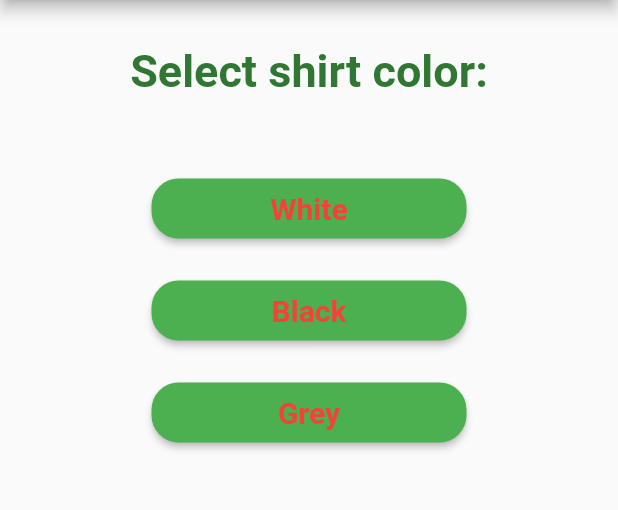
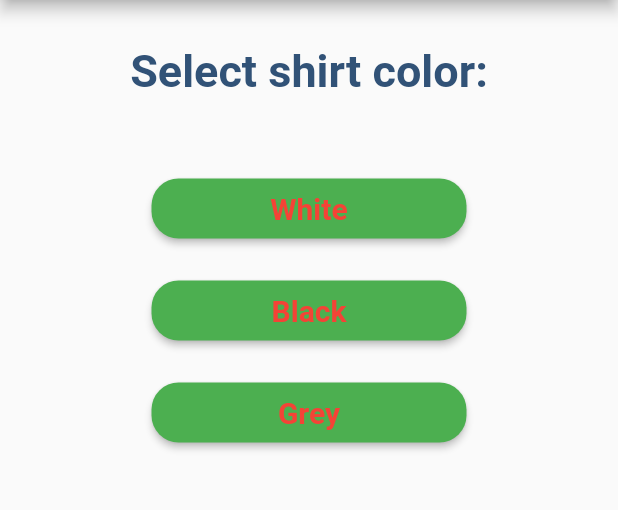
Before and after one commit to vviktorijaa/Mobile_Information_Systems, a Flutter app: the screen it shows after launch, on a phone screen of 412 x 824 dp, the part 84-594 px from its top. Run offline on Flutter 3.47's test engine with Material 2 defaults, Android fonts, the phone set to English and light mode, and no system bars; our stand-ins replace flutter_local_notifications, geolocator, rxdart, syncfusion_flutter_calendar, timezone; missing offline and left inert: flutter_session_manager.

Commit message:
Changed question color to blue

```diff
--- a/lab_2/lib/clothes_question.dart
+++ b/lab_2/lib/clothes_question.dart
@@ -16,7 +16,7 @@ class ClothesQuestion extends StatelessWidget {
         textAlign: TextAlign.center,
         style: const TextStyle(
             fontSize: 30,
-            color: Color(0xFF317734),
+            color: Color(0xFF315277),
             fontWeight: FontWeight.bold),
       ),
     );
```
